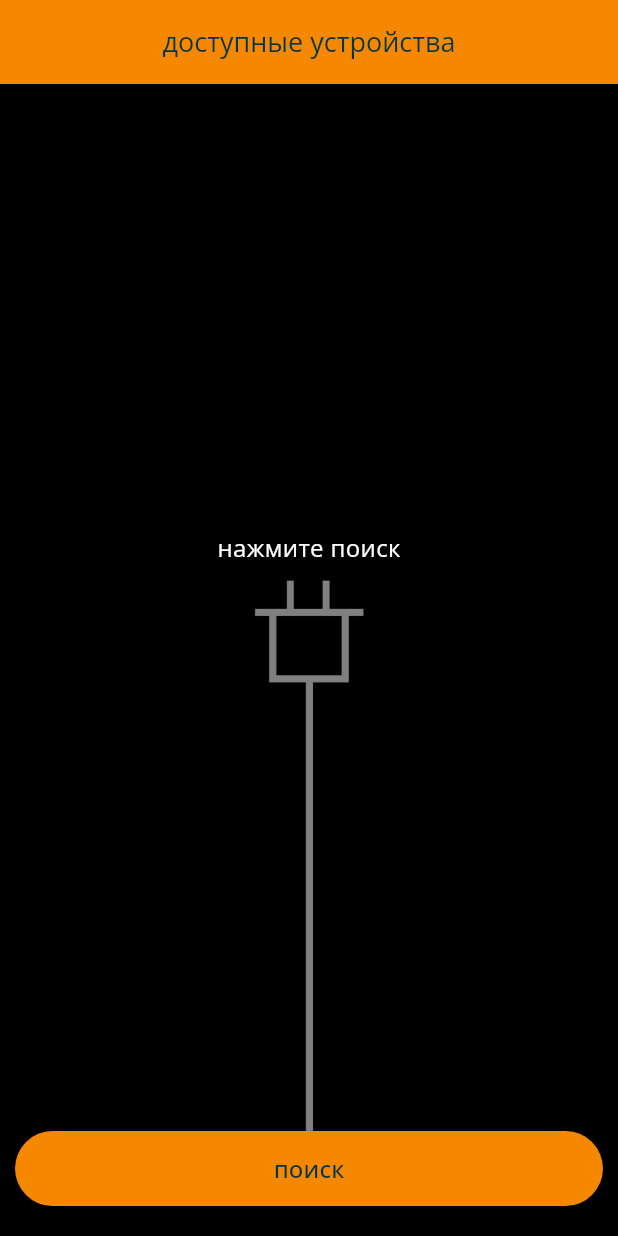
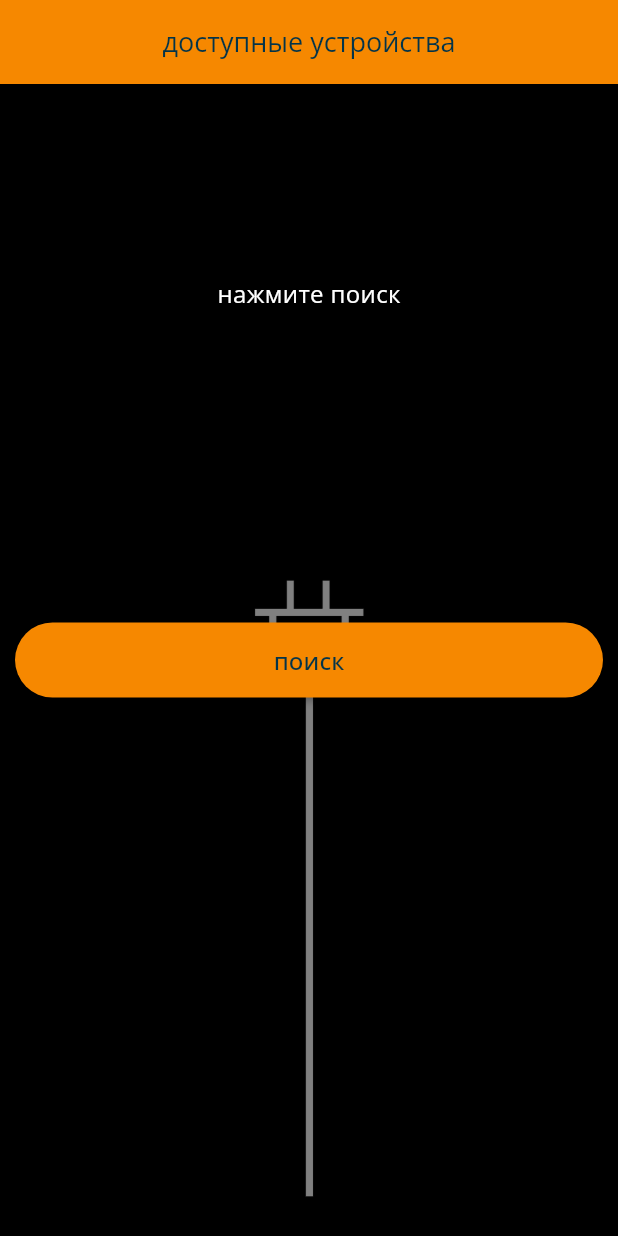
Before and after one commit to SergeiSMV/compass_bms, a Flutter app: the screen it shows after launch, on a phone screen of 412 x 824 dp. Run offline on Flutter 3.47's test engine with Material 3 defaults, Android fonts, the phone set to English and light mode, and no system bars; our stand-ins replace flutter_blue_plus, flutter_riverpod, google_fonts, logger, material_design_icons_flutter.

Commit message:
27.02.24.22.00.

```diff
--- a/lib/ui/scan_screen.dart
+++ b/lib/ui/scan_screen.dart
@@ -39,7 +39,7 @@ class _ScanScreenState extends State<ScanScreen> {
         scanResults.contains(r) ? null :
         r.device.platformName.isNotEmpty && devices.contains(r.device.platformName) ? scanResults.add(r) : null;
       }
-      // scanResults = results;
+      scanResults = results;
       if (mounted) {
         setState(() {});
       }
@@ -179,29 +179,29 @@ class _ScanScreenState extends State<ScanScreen> {
               fit: BoxFit.cover,
             ),
           ),
-          child: RefreshIndicator(
-            onRefresh: onRefresh,
           child: Column(
             mainAxisSize: MainAxisSize.min,
             children: [
               const SizedBox(height: 10,),
-                ListView(
+              Flexible(
+                child: ListView(
+                  controller: ScrollController(),
                   shrinkWrap: true,
                   children: <Widget>[
                     ..._buildSystemDeviceTiles(context),
                     ..._buildScanResultTiles(context),
                   ],
                 ),
+              ),
               scanResults.isEmpty ? Expanded(
                 child: Center(child: Padding(
                   padding: const EdgeInsets.only(bottom: 80),
                   child: Text('нажмите поиск', style: white16,),
                 )))
-                  : const Expanded(child: SizedBox(height: 5,)),
+                : const SizedBox(height: 5,),
               buildScanButton(context),
               const SizedBox(height: 10)
             ],
-            ),
           ),
         ),
 
```
Lines whose indentation alone changed are shown as unchanged.
